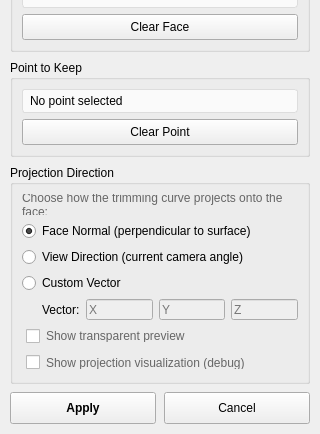
reubenmw/CurvesWB, file freecad/Curves/TrimFaceDialog/trim_face_dialog.ui: the form before one commit; both pictures show x 0 to 320 and y 508 to 942 of the 320 by 942 pixel window.
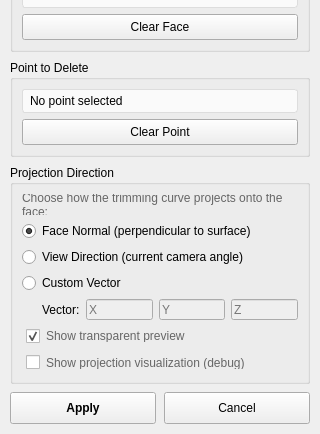
The form after the commit.

Diff of the .ui file:
```diff
--- a/freecad/Curves/TrimFaceDialog/trim_face_dialog.ui
+++ b/freecad/Curves/TrimFaceDialog/trim_face_dialog.ui
@@ -309,7 +309,7 @@
             <item>
                 <widget class="QGroupBox" name="pointGroup">
                     <property name="title">
-                        <string>Point to Keep</string>
+                        <string>Point to Delete</string>
                     </property>
                     <layout class="QVBoxLayout" name="verticalLayout_4">
                         <item>
@@ -448,7 +448,7 @@
                                         = remove</string>
                                 </property>
                                 <property name="checked">
-                                    <bool>false</bool>
+                                    <bool>true</bool>
                                 </property>
                                 <property name="styleSheet">
                                     <string notr="true">color: #666; font-size: 9pt; padding: 4px;</string>
```
Left out of the diff: 3 changed lines with no effect on the pictures.
